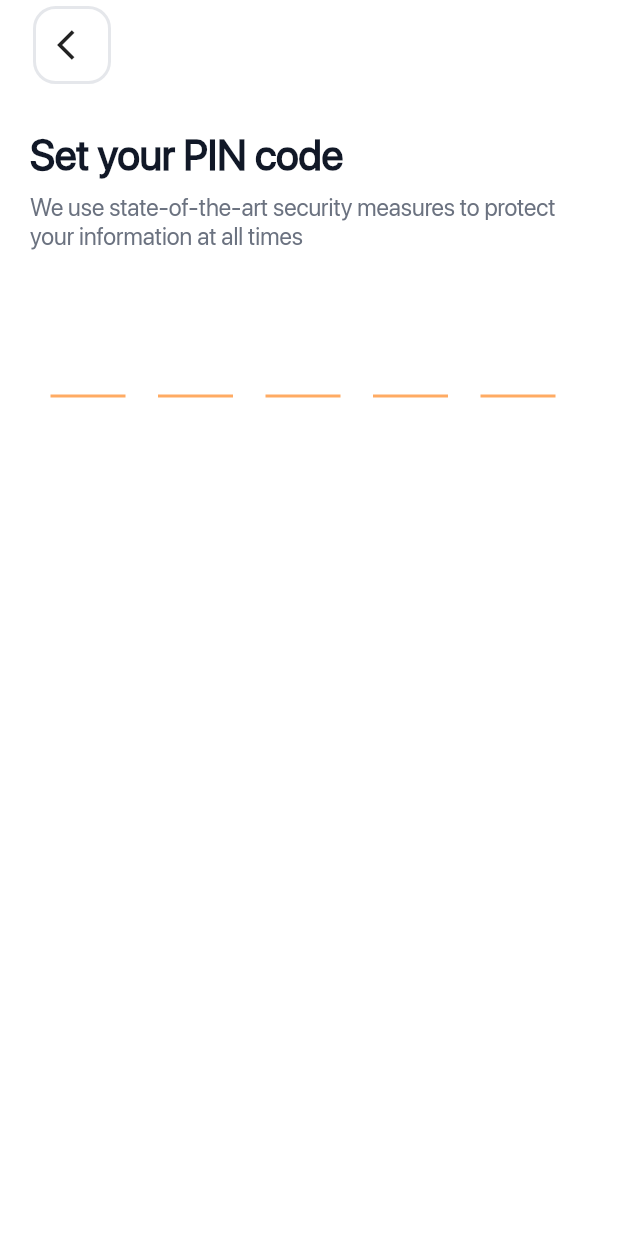
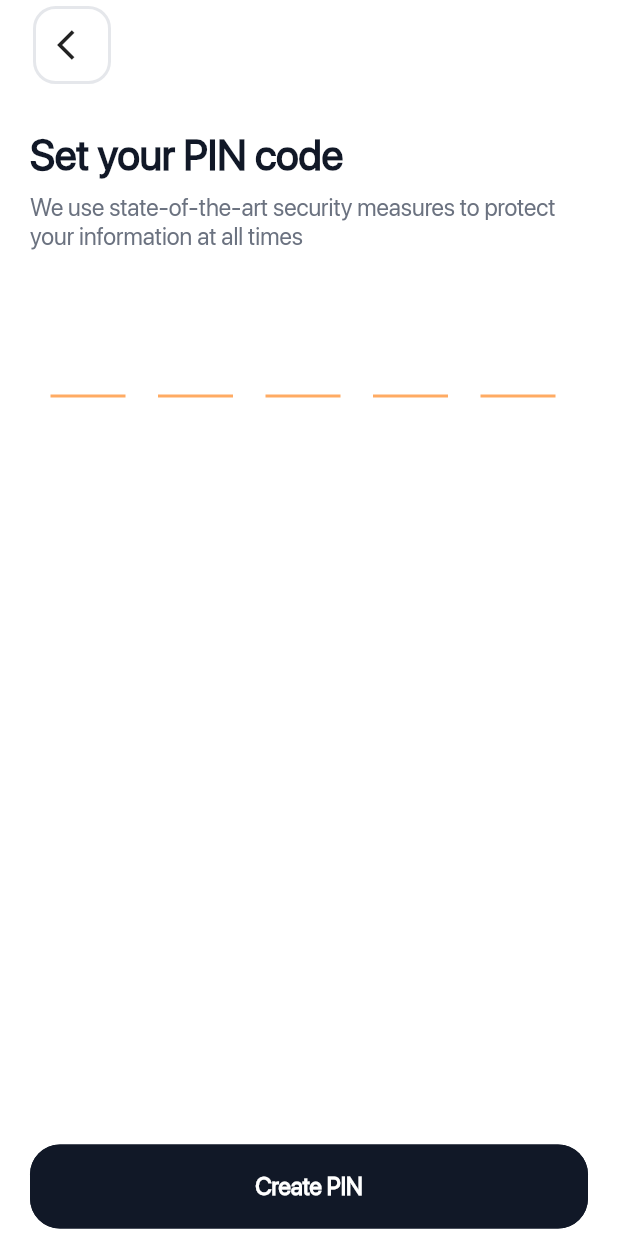
Before and after one commit to BashirYesufu/TEstRepo, a Flutter app: the PinCodeScreen screen opened by its route, on a phone screen of 412 x 824 dp. Run offline on Flutter 3.47's test engine with Material 2 defaults, Android fonts, the light colour scheme and no system bars; drawn by our look-alikes of flutter_otp_text_field, modal_progress_hud_nsn; our stand-ins replace country_picker, font_awesome_flutter, loading_animation_widget, smooth_page_indicator.

Commit message:
integrate sign up UI flow

```diff
--- a/lib/constants/apex_images.dart
+++ b/lib/constants/apex_images.dart
@@ -5,4 +5,5 @@ class ApexImages {
   static const pageTwoIllustration = 'assets/images/illustration_two.png';
   static const google = 'assets/images/google.png';
   static const passwordLock = 'assets/images/password_lock.png';
+  static const pinCreated  = 'assets/images/pin_created.png';
 }
--- a/lib/routes.dart
+++ b/lib/routes.dart
@@ -4,6 +4,7 @@ import 'package:apex/screens/authentication/forgot_password_screen.dart';
 import 'package:apex/screens/authentication/new_password_screen.dart';
 import 'package:apex/screens/authentication/password_confirmation_screen.dart';
 import 'package:apex/screens/authentication/pin_code_screen.dart';
+import 'package:apex/screens/authentication/pin_created_screen.dart';
 import 'package:apex/screens/authentication/sign_in_screen.dart';
 import 'package:apex/screens/authentication/sign_up_screen.dart';
 import 'package:apex/screens/dashboard.dart';
@@ -24,6 +25,7 @@ class RouteHandler {
     PasswordConfirmationScreen.screenID: (context) => PasswordConfirmationScreen(),
     CountryResidence.screenID: (context) => CountryResidence(),
     PinCodeScreen.screenID: (context) => PinCodeScreen(),
+    PinCreatedScreen.screenID: (context) => PinCreatedScreen(),
   };
   static Route<dynamic>? generateRoute(RouteSettings route) {
     switch (route.name) {
--- a/lib/screens/authentication/pin_code_screen.dart
+++ b/lib/screens/authentication/pin_code_screen.dart
@@ -1,6 +1,8 @@
+import 'package:apex/components/apex_button.dart';
 import 'package:apex/components/apex_scaffold.dart';
 import 'package:apex/components/screen_title.dart';
 import 'package:apex/constants/color_constants.dart';
+import 'package:apex/screens/authentication/pin_created_screen.dart';
 import 'package:flutter/material.dart';
 import 'package:flutter_otp_text_field/flutter_otp_text_field.dart';
 
@@ -13,6 +15,10 @@ class PinCodeScreen extends StatelessWidget {
   @override
   Widget build(BuildContext context) {
     return ApexScaffold(
+      bottomNavBar: ApexButton(onPressed: (){
+        //TODO Create User with Pin
+        Navigator.pushNamed(context, PinCreatedScreen.screenID);
+      }, text: 'Create PIN'),
       children: [
         ScreenTitle(
           title: 'Set your PIN code',
--- a/pubspec.yaml
+++ b/pubspec.yaml
@@ -50,6 +50,7 @@ flutter:
     - assets/images/device_two.png
     - assets/images/google.png
     - assets/images/password_lock.png
+    - assets/images/pin_created.png
 
   fonts:
     - family: SFProDisplay
```
Also changed, not shown: lib/screens/authentication/pin_created_screen.dart (added, +37 -0 lines), assets/images/pin_created.png (added).
